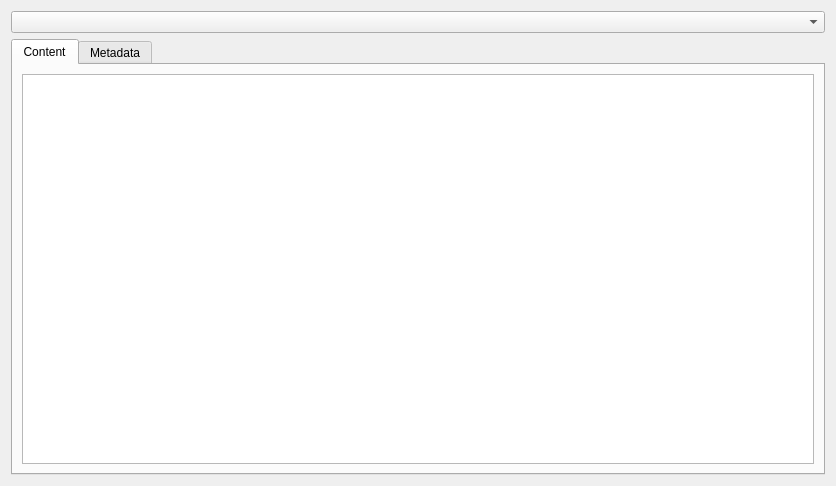
Qt form source/main_app/MainApp.ui (remileduc/qt_plugin_entrypoint) before a commit.
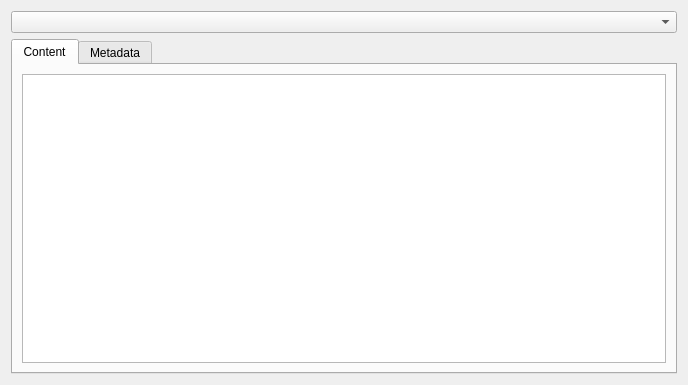
The same form after that commit.

Patch:
```diff
--- a/source/main_app/MainApp.ui
+++ b/source/main_app/MainApp.ui
@@ -6,8 +6,8 @@
    <rect>
     <x>0</x>
     <y>0</y>
-    <width>836</width>
-    <height>486</height>
+    <width>688</width>
+    <height>385</height>
    </rect>
   </property>
   <property name="windowTitle">
```
